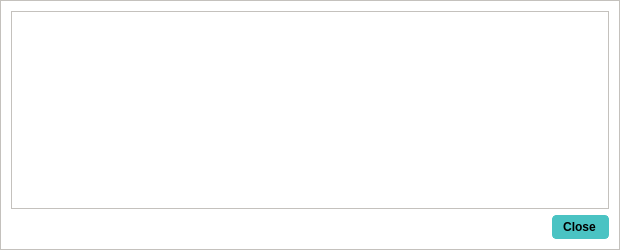
Before: the Qt Designer form src/qt/forms/transactiondescdialog.ui in piratecash/piratecash, drawn with Qt 5.
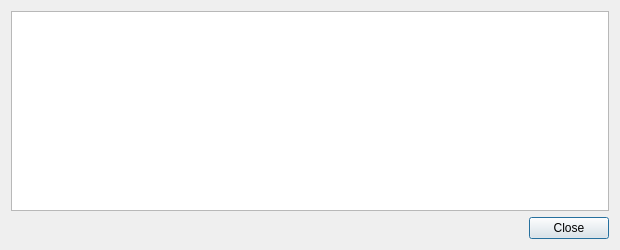
After: the same form once the commit is applied.

What changed in the file:
```diff
--- a/src/qt/forms/transactiondescdialog.ui
+++ b/src/qt/forms/transactiondescdialog.ui
@@ -11,10 +11,7 @@
    </rect>
   </property>
   <property name="windowTitle">
-   <string>Transaction details</string>
-  </property>
-  <property name="styleSheet">
-   <string notr="true">background-color: rgb(255, 255, 255); color: rgb(0,0,0); border: 1px solid #c4c1bd;</string>
+   <string notr="true">Transaction details</string>
   </property>
   <layout class="QVBoxLayout" name="verticalLayout">
    <item>
@@ -29,17 +26,6 @@
    </item>
    <item>
     <widget class="QDialogButtonBox" name="buttonBox">
-     <property name="styleSheet">
-      <string notr="true">background-color: rgb(74, 195, 195);
-color: rgb(0,0,0);
-border-radius: 4px;
-border-color:  rgb(74, 195, 195);
-font-weight: 600;
-padding: 4px;
-padding-left: 10px;
-padding-right: 12px;
-icon-size: 0;</string>
-     </property>
      <property name="orientation">
       <enum>Qt::Horizontal</enum>
      </property>
```
Left out of the diff: 16 changed lines with no effect on the pictures.
